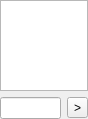
george99g/CTP, file CTP-client/chatboxwidget.ui: the form before one commit.
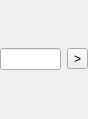
The form after the commit.

Diff of the .ui file:
```diff
--- a/CTP-client/chatboxwidget.ui
+++ b/CTP-client/chatboxwidget.ui
@@ -26,13 +26,6 @@
    <property name="bottomMargin">
     <number>0</number>
    </property>
-   <item>
-    <widget class="QTextEdit" name="textEdit">
-     <property name="readOnly">
-      <bool>true</bool>
-     </property>
-    </widget>
-   </item>
    <item>
     <layout class="QHBoxLayout" name="horizontalLayout">
      <item>
```
